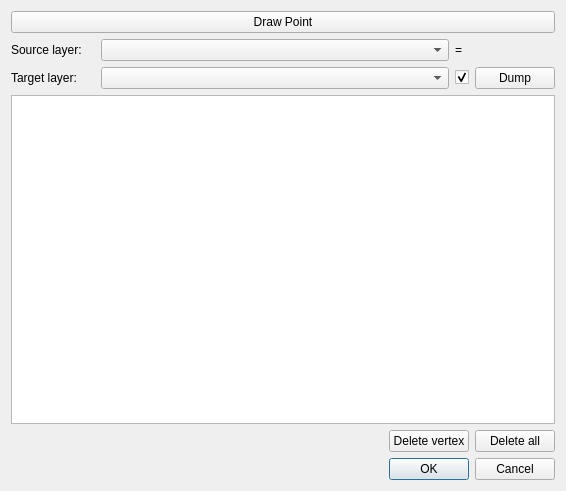
Old version of the form Tachy2GIS_dialog_base.ui in the repository Archaeological-Museum-Hamburg/Tachy2GIS.
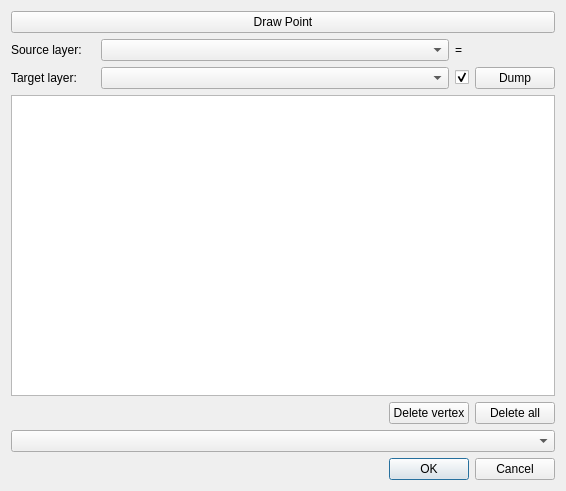
New version of the form. Custom widgets are drawn as their Qt base class.

Commit message: Added export dialog with rudimentary field mapping.

```diff
--- a/Tachy2GIS_dialog_base.ui
+++ b/Tachy2GIS_dialog_base.ui
@@ -136,9 +136,17 @@
      </item>
     </layout>
    </item>
+   <item row="8" column="0">
+    <widget class="QgsFieldComboBox" name="mFieldComboBox"/>
+   </item>
   </layout>
  </widget>
  <customwidgets>
+  <customwidget>
+   <class>QgsFieldComboBox</class>
+   <extends>QComboBox</extends>
+   <header>qgsfieldcombobox.h</header>
+  </customwidget>
   <customwidget>
    <class>QgsMapLayerComboBox</class>
    <extends>QComboBox</extends>
```
The commit also changes 7 other files.
